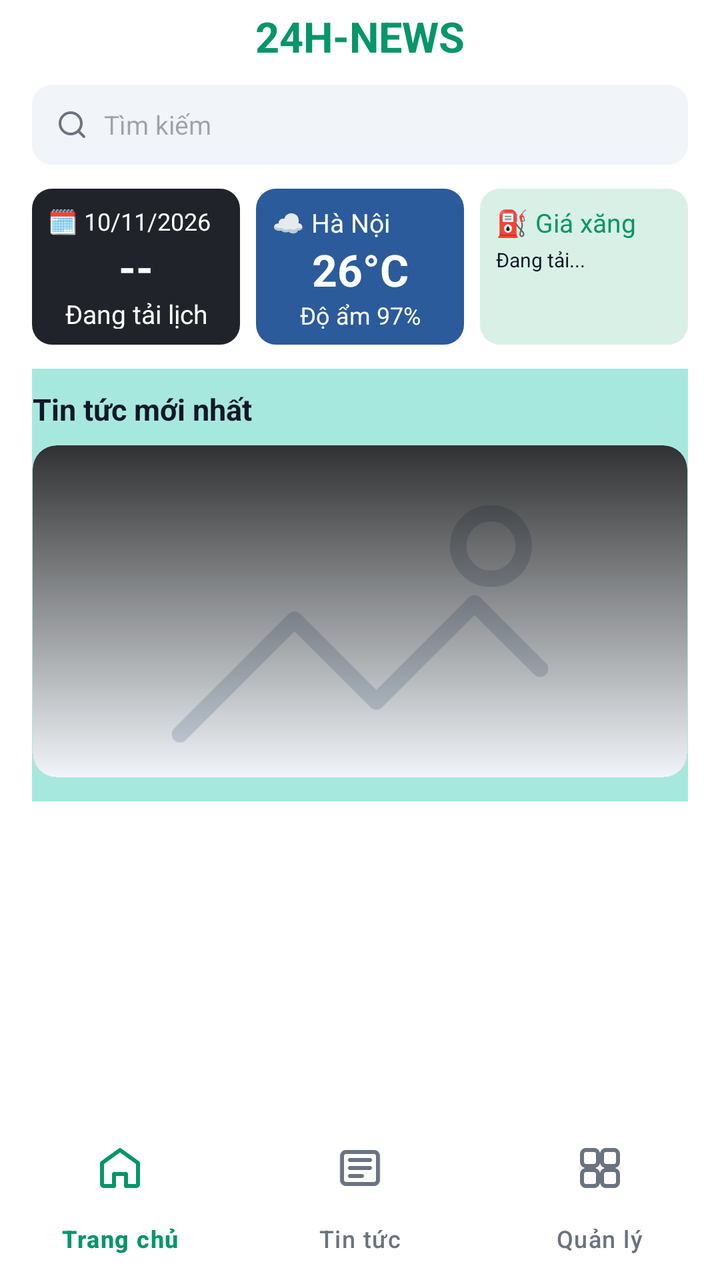
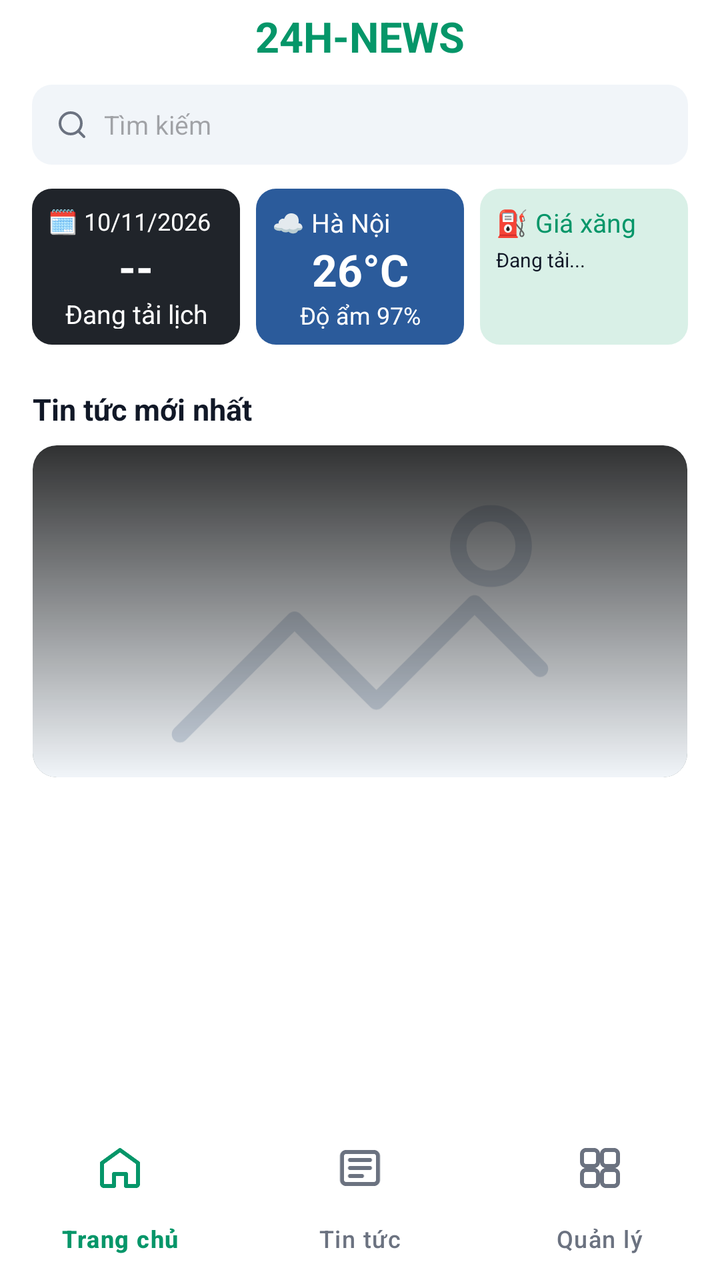

An Android layout rendered at two revisions. The XML below is the earlier revision; the diff shows what the commit changed to produce the second picture.
<!-- AndroidManifest.xml: application theme Theme.NewsManagement -->
<!-- res/layout/activity_home.xml -->
<?xml version="1.0" encoding="utf-8"?>
<androidx.constraintlayout.widget.ConstraintLayout xmlns:android="http://schemas.android.com/apk/res/android"
    xmlns:app="http://schemas.android.com/apk/res-auto"
    android:id="@+id/main"
    android:layout_width="match_parent"
    android:layout_height="match_parent"
    android:background="@color/white">

    <ScrollView
        android:id="@+id/homeScroll"
        android:layout_width="0dp"
        android:layout_height="0dp"
        android:fillViewport="true"
        android:clipToPadding="false"
        android:paddingStart="16dp"
        android:paddingTop="4dp"
        android:paddingEnd="16dp"
        android:paddingBottom="12dp"
        app:layout_constraintBottom_toTopOf="@id/bottomNavigation"
        app:layout_constraintEnd_toEndOf="parent"
        app:layout_constraintStart_toStartOf="parent"
        app:layout_constraintTop_toTopOf="parent">

        <LinearLayout
            android:layout_width="match_parent"
            android:layout_height="wrap_content"
            android:orientation="vertical">

            <TextView
                android:layout_width="match_parent"
                android:layout_height="wrap_content"
                android:gravity="center"
                android:text="24H-NEWS"
                android:textColor="@color/nav_active_green"
                android:textSize="21sp"
                android:textStyle="bold" />

            <LinearLayout
                android:layout_width="match_parent"
                android:layout_height="40dp"
                android:layout_marginTop="10dp"
                android:background="@drawable/bg_search_input"
                android:gravity="center_vertical"
                android:paddingStart="12dp"
                android:paddingEnd="12dp">

                <ImageView
                    android:layout_width="16dp"
                    android:layout_height="16dp"
                    android:contentDescription="Tìm kiếm"
                    android:src="@drawable/ic_search"
                    app:tint="@color/text_muted" />

                <EditText
                    android:id="@+id/etHomeSearch"
                    android:layout_width="match_parent"
                    android:layout_height="match_parent"
                    android:layout_marginStart="8dp"
                    android:background="@null"
                    android:hint="Tìm kiếm"
                    android:inputType="text"
                    android:maxLines="1"
                    android:textSize="13sp" />
            </LinearLayout>

            <LinearLayout
                android:layout_width="match_parent"
                android:layout_height="78dp"
                android:layout_marginTop="12dp"
                android:baselineAligned="false"
                android:orientation="horizontal">

                <LinearLayout
                    android:layout_width="0dp"
                    android:layout_height="match_parent"
                    android:layout_marginEnd="4dp"
                    android:layout_weight="1"
                    android:background="@drawable/bg_home_card_dark"
                    android:orientation="vertical"
                    android:padding="8dp">

                    <TextView
                        android:id="@+id/tvLunarSolarDate"
                        android:layout_width="wrap_content"
                        android:layout_height="wrap_content"
                        android:text="🗓️ 10/11/2026"
                        android:textColor="@color/white"
                        android:textSize="12sp" />

                    <TextView
                        android:id="@+id/tvLunarDate"
                        android:layout_width="match_parent"
                        android:layout_height="wrap_content"
                        android:gravity="center"
                        android:text="--"
                        android:textColor="@color/white"
                        android:textSize="22sp"
                        android:textStyle="bold" />

                    <TextView
                        android:id="@+id/tvLunarMonth"
                        android:layout_width="match_parent"
                        android:layout_height="wrap_content"
                        android:gravity="center"
                        android:text="Đang tải lịch âm..."
                        android:textColor="@color/white"
                        android:textSize="13sp" />
                </LinearLayout>

                <LinearLayout
                    android:layout_width="0dp"
                    android:layout_height="match_parent"
                    android:layout_marginStart="4dp"
                    android:layout_marginEnd="4dp"
                    android:layout_weight="1"
                    android:background="@drawable/bg_home_card_blue"
                    android:orientation="vertical"
                    android:padding="8dp">

                    <TextView
                        android:id="@+id/tvWeatherLocation"
                        android:layout_width="wrap_content"
                        android:layout_height="wrap_content"
                        android:text="☁ Hà Nội"
                        android:textColor="@color/white"
                        android:textSize="13sp" />

                    <TextView
                        android:id="@+id/tvWeatherTemperature"
                        android:layout_width="match_parent"
                        android:layout_height="wrap_content"
                        android:gravity="center"
                        android:text="26°C"
                        android:textColor="@color/white"
                        android:textSize="22sp"
                        android:textStyle="bold" />

                    <TextView
                        android:id="@+id/tvWeatherHumidity"
                        android:layout_width="match_parent"
                        android:layout_height="wrap_content"
                        android:gravity="center"
                        android:text="Độ ẩm 97%"
                        android:textColor="@color/white"
                        android:textSize="12sp" />
                </LinearLayout>

                <LinearLayout
                    android:layout_width="0dp"
                    android:layout_height="match_parent"
                    android:layout_marginStart="4dp"
                    android:layout_weight="1"
                    android:background="@drawable/bg_home_card_green"
                    android:orientation="vertical"
                    android:padding="8dp">

                    <TextView
                        android:layout_width="wrap_content"
                        android:layout_height="wrap_content"
                        android:text="⛽️ Giá xăng"
                        android:textColor="@color/nav_active_green"
                        android:textSize="13sp" />

                    <TextView
                        android:id="@+id/tvFuelPrices"
                        android:layout_width="match_parent"
                        android:layout_height="wrap_content"
                        android:layout_marginTop="3dp"
                        android:text="Đang tải..."
                        android:textColor="@color/text_primary"
                        android:textSize="10sp" />
                </LinearLayout>
            </LinearLayout>

            <LinearLayout
                android:layout_width="match_parent"
                android:layout_height="wrap_content"
                android:layout_marginStart="-16dp"
                android:layout_marginTop="12dp"
                android:layout_marginEnd="-16dp"
                android:background="#A7E8DE"
                android:orientation="vertical"
                android:paddingStart="16dp"
                android:paddingTop="10dp"
                android:paddingEnd="16dp"
                android:paddingBottom="12dp">

                <TextView
                    android:layout_width="wrap_content"
                    android:layout_height="wrap_content"
                    android:text="Tin tức mới nhất"
                    android:textColor="@color/text_primary"
                    android:textSize="15sp"
                    android:textStyle="bold" />

                <FrameLayout
                    android:id="@+id/featuredNews"
                    android:layout_width="match_parent"
                    android:layout_height="166dp"
                    android:layout_marginTop="8dp"
                    android:background="@drawable/bg_featured_news"
                    android:clickable="true"
                    android:focusable="true"
                    android:clipToOutline="true">

                    <ImageView
                        android:layout_width="match_parent"
                        android:layout_height="match_parent"
                        android:contentDescription="Ảnh tin nổi bật"
                        android:scaleType="centerCrop"
                        android:src="@drawable/ic_image_placeholder" />

                    <View
                        android:layout_width="match_parent"
                        android:layout_height="match_parent"
                        android:background="@drawable/bg_featured_news_overlay" />

                    <LinearLayout
                        android:layout_width="match_parent"
                        android:layout_height="wrap_content"
                        android:layout_gravity="bottom"
                        android:orientation="vertical"
                        android:padding="10dp">

                        <TextView
                            android:id="@+id/tvFeaturedCategory"
                            android:layout_width="wrap_content"
                            android:layout_height="wrap_content"
                            android:textColor="@color/white"
                            android:textSize="14sp" />

                        <TextView
                            android:id="@+id/tvFeaturedTitle"
                            android:layout_width="match_parent"
                            android:layout_height="wrap_content"
                            android:layout_marginTop="4dp"
                            android:ellipsize="end"
                            android:maxLines="2"
                            android:textColor="@color/white"
                            android:textSize="16sp"
                            android:textStyle="bold" />

                        <TextView
                            android:id="@+id/tvFeaturedTime"
                            android:layout_width="wrap_content"
                            android:layout_height="wrap_content"
                            android:layout_marginTop="4dp"
                            android:textColor="@color/white"
                            android:textSize="9sp" />
                    </LinearLayout>
                </FrameLayout>
            </LinearLayout>

            <androidx.recyclerview.widget.RecyclerView
                android:id="@+id/rvLatestNews"
                android:layout_width="match_parent"
                android:layout_height="wrap_content"
                android:nestedScrollingEnabled="false"
                android:paddingTop="8dp" />
        </LinearLayout>
    </ScrollView>

    <com.google.android.material.bottomnavigation.BottomNavigationView
        android:id="@+id/bottomNavigation"
        android:layout_width="0dp"
        android:layout_height="wrap_content"
        android:background="@color/white"
        app:elevation="0dp"
        app:itemActiveIndicatorStyle="@style/Widget.Custom.NoIndicator"
        app:itemIconSize="24dp"
        app:itemIconTint="@color/bottom_nav_color_selector"
        app:itemTextColor="@color/bottom_nav_color_selector"
        app:labelVisibilityMode="labeled"
        app:layout_constraintBottom_toBottomOf="parent"
        app:layout_constraintEnd_toEndOf="parent"
        app:layout_constraintStart_toStartOf="parent"
        app:menu="@menu/bottom_nav_menu" />
</androidx.constraintlayout.widget.ConstraintLayout>
<!-- resources referenced by this layout -->
<resources>
  <color name="nav_active_green">#059669</color>
  <color name="text_muted">#6B7280</color>
  <color name="text_primary">#111827</color>
  <color name="white">#FFFFFFFF</color>
  <!-- drawable bg_featured_news (drawable) -->
  <?xml version="1.0" encoding="utf-8"?>
  <layer-list xmlns:android="http://schemas.android.com/apk/res/android">
      <item>
          <shape android:shape="rectangle">
              <solid android:color="#40514E" />
              <corners android:radius="12dp" />
          </shape>
      </item>
      <item android:top="90dp">
          <shape android:shape="rectangle">
              <gradient
                  android:angle="90"
                  android:endColor="#CC000000"
                  android:startColor="#00000000" />
              <corners android:radius="12dp" />
          </shape>
      </item>
  </layer-list>
  <!-- drawable bg_featured_news_overlay (drawable) -->
  <?xml version="1.0" encoding="utf-8"?>
  <shape xmlns:android="http://schemas.android.com/apk/res/android"
      android:shape="rectangle">
      <gradient
          android:angle="90"
          android:endColor="#CC000000"
          android:startColor="#00000000" />
      <corners android:radius="12dp" />
  </shape>
  <!-- drawable bg_home_card_blue (drawable) -->
  <?xml version="1.0" encoding="utf-8"?>
  <shape xmlns:android="http://schemas.android.com/apk/res/android">
      <solid android:color="#2B5B9B" />
      <corners android:radius="10dp" />
  </shape>
  <!-- drawable bg_home_card_dark (drawable) -->
  <?xml version="1.0" encoding="utf-8"?>
  <shape xmlns:android="http://schemas.android.com/apk/res/android">
      <solid android:color="#20242A" />
      <corners android:radius="10dp" />
  </shape>
  <!-- drawable bg_home_card_green (drawable) -->
  <?xml version="1.0" encoding="utf-8"?>
  <shape xmlns:android="http://schemas.android.com/apk/res/android">
      <solid android:color="#D9F0E7" />
      <corners android:radius="10dp" />
  </shape>
  <!-- drawable bg_search_input (drawable) -->
  <?xml version="1.0" encoding="utf-8"?>
  <shape xmlns:android="http://schemas.android.com/apk/res/android"
      android:shape="rectangle">
      <solid android:color="@color/search_bg" />
      <corners android:radius="10dp" />
  </shape>
  <!-- drawable ic_image_placeholder (drawable) -->
  <vector xmlns:android="http://schemas.android.com/apk/res/android"
      android:width="80dp"
      android:height="60dp"
      android:viewportWidth="80"
      android:viewportHeight="60">
    <path
        android:fillColor="#F1F5F9"
        android:pathData="M0,0h80v60H0z" />
    <path
        android:fillColor="@android:color/transparent"
        android:strokeColor="#CBD5E1"
        android:strokeWidth="2"
        android:strokeLineCap="round"
        android:strokeLineJoin="round"
        android:pathData="M18,45l14,-14l10,10l12,-12l8,8M52,22a4,4 0 1,0 8,0a4,4 0 1,0 -8,0" />
  </vector>
  <!-- drawable ic_search (drawable) -->
  <vector xmlns:android="http://schemas.android.com/apk/res/android"
      android:width="24dp"
      android:height="24dp"
      android:viewportWidth="24"
      android:viewportHeight="24">
    <path
        android:fillColor="@android:color/transparent"
        android:strokeColor="#FF000000"
        android:strokeWidth="2"
        android:strokeLineCap="round"
        android:strokeLineJoin="round"
        android:pathData="M11,19a8,8 0 1,0 0,-16 8,8 0 0,0 0,16zM21,21l-4.35,-4.35" />
  </vector>
  <style name="Widget.Custom.NoIndicator" parent="Widget.Material3.BottomNavigationView.ActiveIndicator">
          <item name="android:color">@android:color/transparent</item>
      </style>
  <style name="Theme.NewsManagement" parent="Base.Theme.NewsManagement" />
  <color name="search_bg">#F1F5F9</color>
  <style name="Base.Theme.NewsManagement" parent="Theme.Material3.DayNight.NoActionBar">
          
          <item name="android:statusBarColor">@color/white</item>
          <item name="android:windowLightStatusBar">true</item>
      </style>
</resources>

<!-- the commit's change to res/layout/activity_home.xml (unified diff, before → after) -->
@@ -178,7 +178,6 @@
                 android:layout_marginStart="-16dp"
                 android:layout_marginTop="12dp"
                 android:layout_marginEnd="-16dp"
-                android:background="#A7E8DE"
                 android:orientation="vertical"
                 android:paddingStart="16dp"
                 android:paddingTop="10dp"
@@ -240,13 +239,6 @@
                             android:textSize="16sp"
                             android:textStyle="bold" />
 
-                        <TextView
-                            android:id="@+id/tvFeaturedTime"
-                            android:layout_width="wrap_content"
-                            android:layout_height="wrap_content"
-                            android:layout_marginTop="4dp"
-                            android:textColor="@color/white"
-                            android:textSize="9sp" />
                     </LinearLayout>
                 </FrameLayout>
             </LinearLayout>
